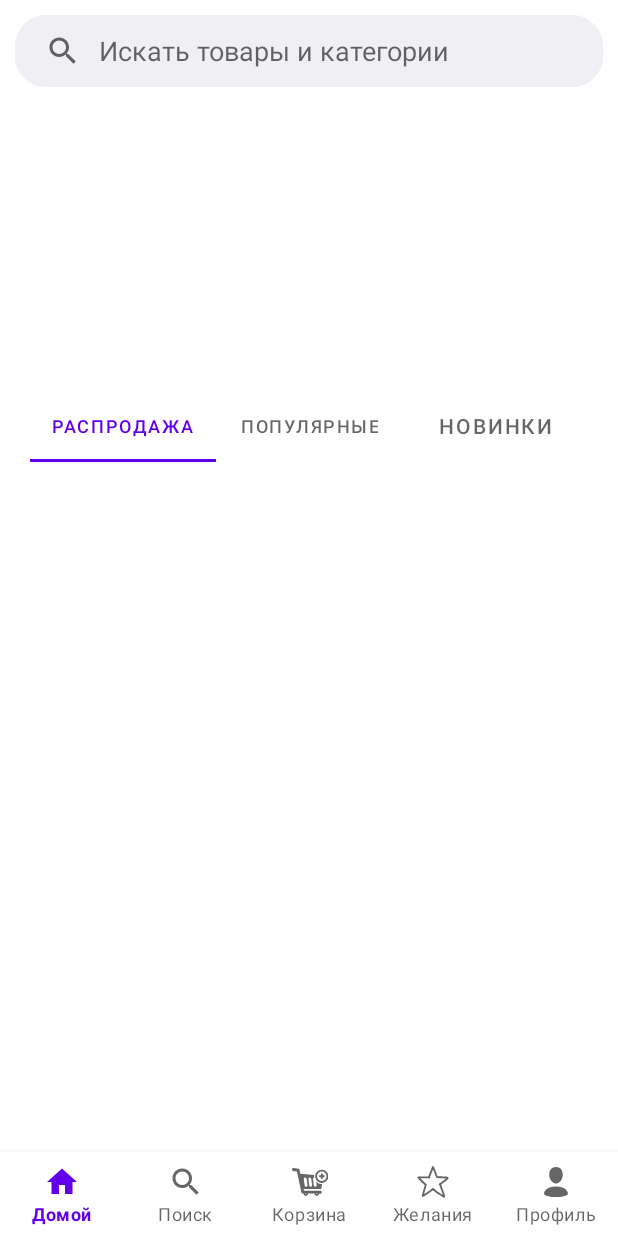
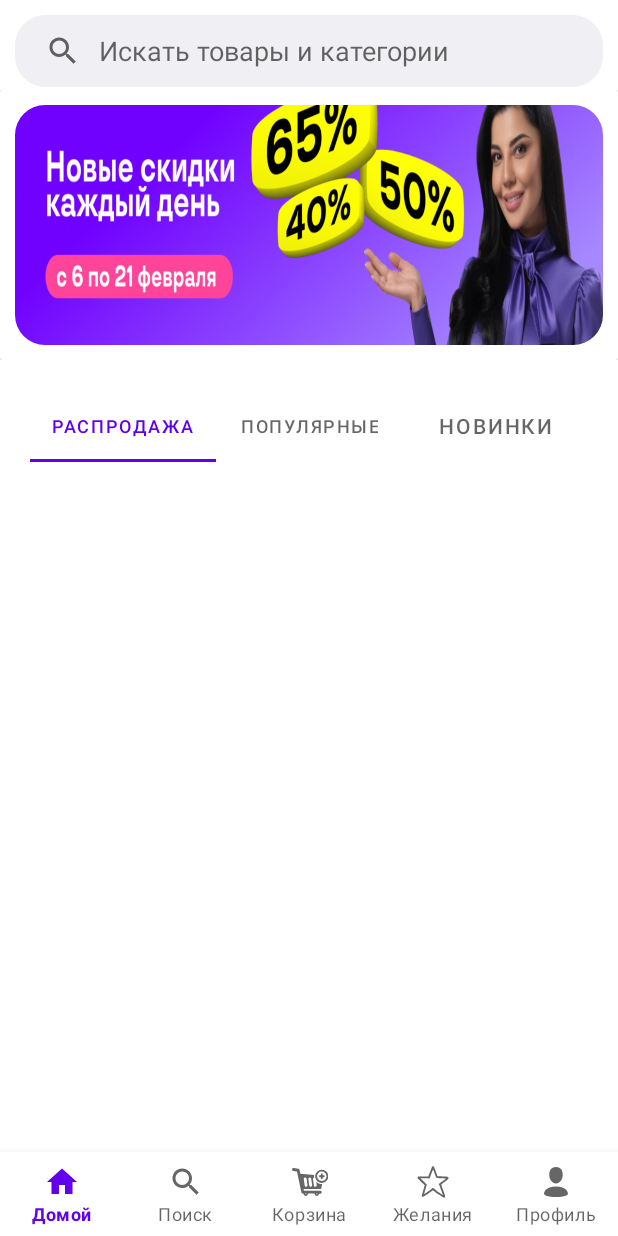
Before and after one commit to SHooKY12/uzumexample, an Android app: the screen it shows after launch (MainPage), on a phone screen of 412 x 824 dp. Run offline under Robolectric (Android 15) with nearby library versions, the phone set to English and light mode, and no system bars.

Commit message:
madedRecyler and LinearSnapHelper

```diff
--- a/app/src/main/AndroidManifest.xml
+++ b/app/src/main/AndroidManifest.xml
@@ -6,6 +6,7 @@
         android:allowBackup="true"
         android:dataExtractionRules="@xml/data_extraction_rules"
         android:fullBackupContent="@xml/backup_rules"
+        android:largeHeap="true"
         android:icon="@mipmap/ic_launcher"
         android:label="@string/app_name"
         android:supportsRtl="true"
--- a/app/src/main/java/com/example/exampleuzum/MainPage.kt
+++ b/app/src/main/java/com/example/exampleuzum/MainPage.kt
@@ -1,25 +1,57 @@
 package com.example.exampleuzum
 
+import android.annotation.SuppressLint
+import android.graphics.Bitmap
 import androidx.appcompat.app.AppCompatActivity
 import android.os.Bundle
 import android.widget.SearchView
-import androidx.coordinatorlayout.widget.CoordinatorLayout
+import androidx.recyclerview.widget.LinearLayoutManager
+import androidx.recyclerview.widget.LinearSnapHelper
+import androidx.recyclerview.widget.RecyclerView
+import androidx.recyclerview.widget.SnapHelper
+import dataclassesForUse.ImgForBanner
 
 class MainPage : AppCompatActivity() {
+    private lateinit var recyclerView: RecyclerView
+    private var imgList = mutableListOf<ImgForBanner>()
+    private val adapter = RecylerInMainPageSalesAdapter()
     private lateinit var searchView: SearchView
     override fun onCreate(savedInstanceState: Bundle?) {
         super.onCreate(savedInstanceState)
         setContentView(R.layout.activity_main_page)
+        recyclerView = findViewById(R.id.rvBanners)
+        initArrayImgs()
+        adapter.setImages(imgList)
+        bindRecycler()
         searchView = findViewById(R.id.SearchViewInMainPage)
         searchView.isFocusable = false
         searchView.setOnQueryTextFocusChangeListener { v, hasFocus ->
-            if (hasFocus){
+            if (hasFocus) {
                 searchView.setBackgroundResource(R.drawable.search_view_background_focused)
+            } else {
+                searchView.setBackgroundResource(R.drawable.searchview_background)
             }
-             else{
-                 searchView.setBackgroundResource(R.drawable.searchview_background)
-             }
         }
 
     }
+
+    private fun bindRecycler() {
+        recyclerView.layoutManager = LinearLayoutManager(this,LinearLayoutManager.HORIZONTAL,false)
+        recyclerView.adapter = adapter
+        val snapHelper = LinearSnapHelper()
+        snapHelper.attachToRecyclerView(recyclerView)
+        recyclerView.smoothScrollBy(5,0)
+
+
+    }
+
+    @SuppressLint("UseCompatLoadingForDrawables")
+    private fun initArrayImgs() {
+
+        imgList.add(ImgForBanner(resources.getDrawable(R.drawable.img1), "img1"))
+        imgList.add(ImgForBanner(resources.getDrawable(R.drawable.img6), "img2"))
+        imgList.add(ImgForBanner(resources.getDrawable(R.drawable.img3), "img3"))
+//        imgList.add(ImgForBanner(resources.getDrawable(R.drawable.img4), "img4"))
+//        imgList.add(ImgForBanner(resources.getDrawable(R.drawable.img5), "img5"))
+    }
 }
--- a/app/src/main/java/com/example/exampleuzum/RecylerInMainPageSalesAdapter.kt
+++ b/app/src/main/java/com/example/exampleuzum/RecylerInMainPageSalesAdapter.kt
@@ -4,6 +4,7 @@ import android.view.LayoutInflater
 import android.view.View
 import android.view.ViewGroup
 import androidx.recyclerview.widget.RecyclerView
+import com.google.android.material.imageview.ShapeableImageView
 import dataclassesForUse.ImgForBanner
 
 class RecylerInMainPageSalesAdapter :
@@ -13,10 +14,11 @@ class RecylerInMainPageSalesAdapter :
     fun setImages(items: List<ImgForBanner>) {
         imgList.clear()
         imgList.addAll(items)
+         notifyDataSetChanged()
     }
 
     override fun onCreateViewHolder(parent: ViewGroup, viewType: Int): SalesViewHolder {
-       val view = LayoutInflater.from(parent.context)
+        val view = LayoutInflater.from(parent.context)
             .inflate(R.layout.recyler_view_in_main_page_sales, parent, false)
         return SalesViewHolder(view)
     }
@@ -26,9 +28,14 @@ class RecylerInMainPageSalesAdapter :
     }
 
     override fun onBindViewHolder(holder: SalesViewHolder, position: Int) {
-        TODO("Not yet implemented")
+       holder.onBind(imgList[position], position)
     }
 
-    class SalesViewHolder(itemView: View) : RecyclerView.ViewHolder(itemView) {}
+    class SalesViewHolder(itemView: View) : RecyclerView.ViewHolder(itemView) {
+        private val imageView: ShapeableImageView = itemView.findViewById(R.id.imgView)
+        fun onBind(model: ImgForBanner, int: Int) {
+            imageView.setImageDrawable(model.imgDrawable)
+        }
+    }
 
 }
--- a/app/src/main/java/dataclassesForUse/ImgForBanner.kt
+++ b/app/src/main/java/dataclassesForUse/ImgForBanner.kt
@@ -1,3 +1,5 @@
 package dataclassesForUse
 
-data class ImgForBanner(val imgId : Int, val name: String)
+import android.graphics.drawable.Drawable
+
+data class ImgForBanner(var imgDrawable : Drawable, var name: String? = null)
--- a/app/src/main/res/drawable/img_corner.xml
+++ b/app/src/main/res/drawable/img_corner.xml
@@ -4,5 +4,5 @@
     <solid android:color="@android:color/transparent" />
     <stroke
         android:width="1dp"
-        android:color="#0C0C0C" />
+        android:color="#FFFFFF" />
 </shape>
--- a/app/src/main/res/layout/activity_main_page.xml
+++ b/app/src/main/res/layout/activity_main_page.xml
@@ -25,8 +25,9 @@
 
             <androidx.recyclerview.widget.RecyclerView
                 android:id="@+id/rvBanners"
+                android:layout_marginTop="60dp"
                 android:layout_width="match_parent"
-                android:layout_height="match_parent"
+                android:layout_height="wrap_content"
                 tools:ignore="MissingConstraints" />
 
                         <androidx.appcompat.widget.Toolbar
--- a/app/src/main/res/layout/recyler_view_in_main_page_sales.xml
+++ b/app/src/main/res/layout/recyler_view_in_main_page_sales.xml
@@ -2,7 +2,6 @@
 <androidx.cardview.widget.CardView xmlns:android="http://schemas.android.com/apk/res/android"
     android:layout_width="match_parent"
     xmlns:app="http://schemas.android.com/apk/res-auto"
-    app:cardCornerRadius="20dp"
     xmlns:tools="http://schemas.android.com/tools"
     android:layout_height="match_parent">
 
@@ -11,9 +10,9 @@
         android:layout_width="match_parent"
         android:layout_height="wrap_content"
         android:adjustViewBounds="true"
-        android:scaleType="fitCenter"
+        android:scaleType="centerCrop"
         android:layout_margin="10dp"
-        tools:src="@drawable/uzum_shaxzoda"
+        tools:src="@drawable/img6"
         app:shapeAppearanceOverlay="@style/roundImageVIEW"/>
 
 </androidx.cardview.widget.CardView>
```
Also changed, not shown: app/src/main/res/drawable/img1.jpg (added), app/src/main/res/drawable/uzum_shaxzoda.jpg (deleted).
